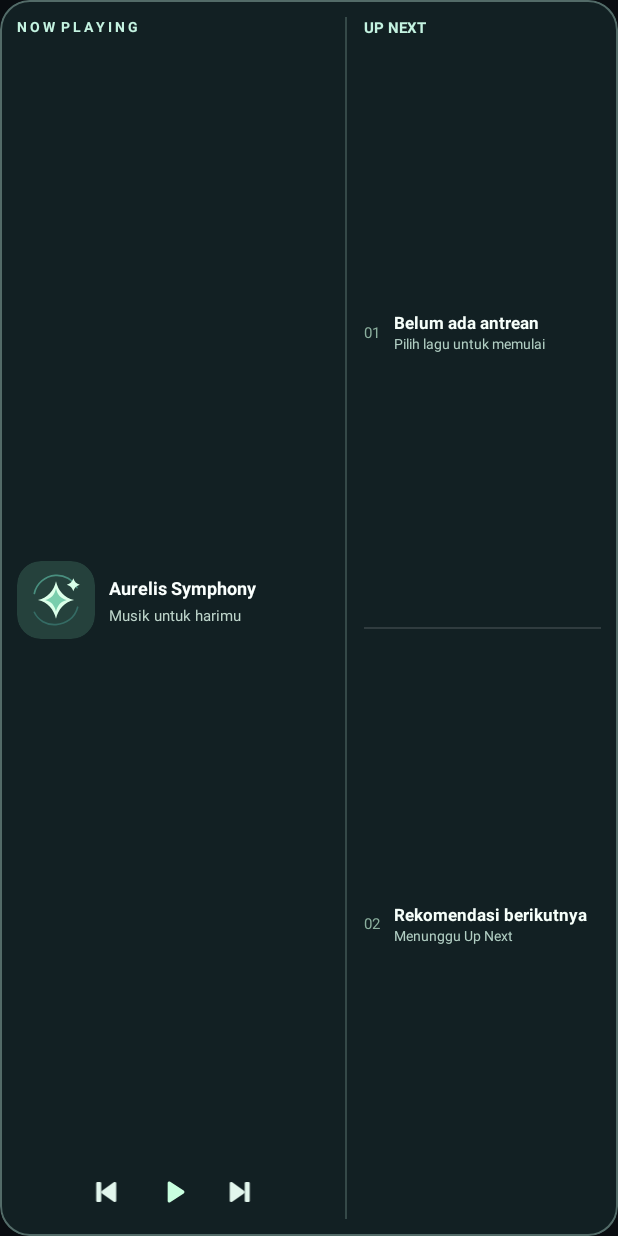
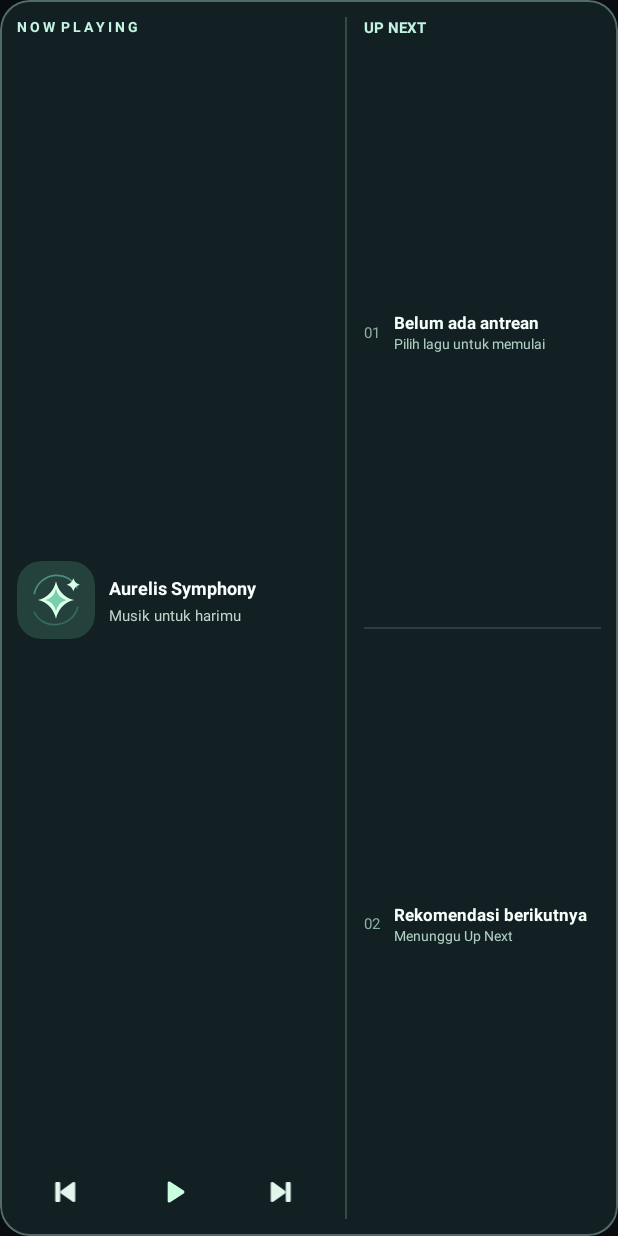
Before and after one commit to TerserahGw/aurelis-symphony-android, an Android app built with Jetpack Compose: the layout widget_aurelis.xml on its own in the app's theme, with its tools: preview values and no code run, on a phone screen of 412 x 824 dp. Run offline under Robolectric (Android 15) with nearby library versions, the phone set to English and light mode, and no system bars.

Commit message:
fix(widget): distribute playback hit areas safely on narrow launcher cells

```diff
--- a/app/src/main/res/layout/widget_aurelis.xml
+++ b/app/src/main/res/layout/widget_aurelis.xml
@@ -39,15 +39,15 @@
             </LinearLayout>
             <LinearLayout android:layout_width="match_parent" android:layout_height="36dp"
                 android:orientation="horizontal" android:gravity="center">
-                <ImageView android:id="@+id/widget_prev" android:layout_width="42dp"
+                <ImageView android:id="@+id/widget_prev" android:layout_width="0dp" android:layout_weight="1"
                     android:layout_height="36dp" android:padding="8dp"
                     android:src="@drawable/widget_previous" android:tint="#E2F6ED"
                     android:contentDescription="Lagu sebelumnya"/>
-                <ImageView android:id="@+id/widget_toggle" android:layout_width="45dp"
+                <ImageView android:id="@+id/widget_toggle" android:layout_width="0dp" android:layout_weight="1.15"
                     android:layout_height="36dp" android:padding="7dp"
                     android:src="@drawable/widget_play" android:tint="#C8FFDF"
                     android:contentDescription="Play atau pause"/>
-                <ImageView android:id="@+id/widget_next" android:layout_width="42dp"
+                <ImageView android:id="@+id/widget_next" android:layout_width="0dp" android:layout_weight="1"
                     android:layout_height="36dp" android:padding="8dp"
                     android:src="@drawable/widget_next" android:tint="#E2F6ED"
                     android:contentDescription="Lagu berikutnya"/>
```
